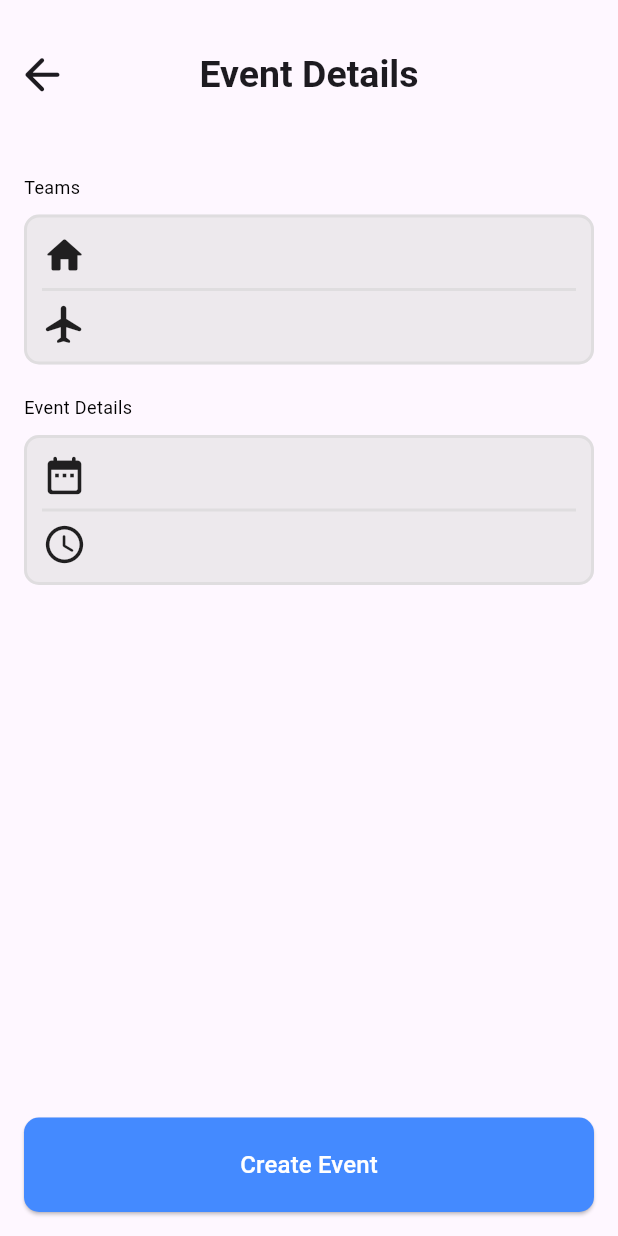
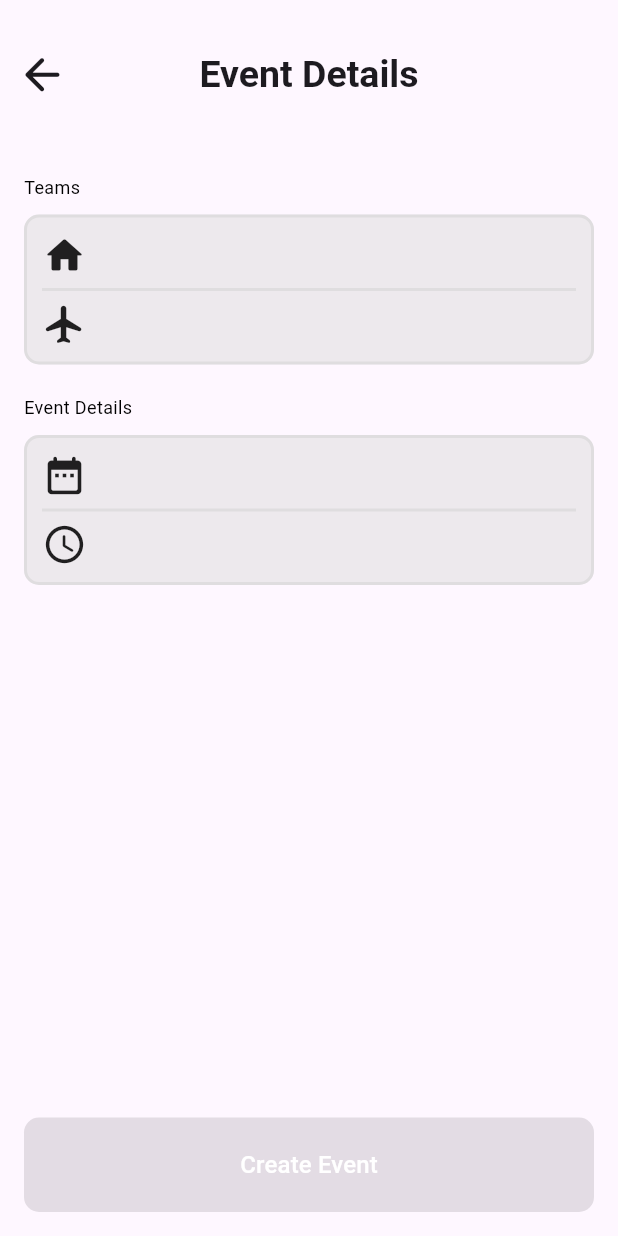
Before and after one commit to boguh/eseo_flutter_project, a Flutter app: the EventDetailsPage screen opened directly with empty values, on a phone screen of 412 x 824 dp. Run offline on Flutter 3.47's test engine with Material 3 defaults, Android fonts, the light colour scheme and no system bars; our stand-ins replace animated_custom_dropdown, cloud_firestore, firebase_core, flutter_svg, go_router, google_fonts and 3 more; missing offline and left inert: extension_google_sign_in_as_googleapis_auth, googleapis; accounts and stored records are empty.

Commit message:
null button if not authenticated

```diff
--- a/lib/pages/event_details_page.dart
+++ b/lib/pages/event_details_page.dart
@@ -1,3 +1,4 @@
+import 'package:app/widgets/google_auth_button.dart';
 import 'package:flutter/material.dart';
 import 'package:go_router/go_router.dart';
 import 'package:google_fonts/google_fonts.dart';
@@ -39,10 +40,10 @@ class EventDetailsPage extends StatelessWidget {
     ScaffoldMessenger.of(context).showSnackBar(
       const SnackBar(content: Text('Event created successfully')),
     );
-  }
+  }@override
+  Widget build(BuildContext context) {
+    bool showButton = isAuthenticated; // Votre condition ici.
 
-  @override
-  Widget build(BuildContext context) {
     return Scaffold(
       appBar: AppBar(
         toolbarHeight: 100,
@@ -59,7 +60,8 @@ class EventDetailsPage extends StatelessWidget {
             Icons.arrow_back_rounded,
             size: 35,
           ),
-          tooltip: 'Go back', onPressed: () {
+          tooltip: 'Go back',
+          onPressed: () {
             if (GoRouter.of(context).canPop()) {
               context.pop();
             } else {
@@ -75,7 +77,24 @@ class EventDetailsPage extends StatelessWidget {
           mainAxisAlignment: MainAxisAlignment.spaceBetween,
           children: [
             _buildEventDetails(),
-            ElevatedButton(
+            Visibility(
+              visible: showButton,
+              replacement: ElevatedButton(
+                onPressed: null, // Bouton désactivé (grisé)
+                style: ElevatedButton.styleFrom(
+                  minimumSize: const Size(double.infinity, 50),
+                  backgroundColor: Colors.grey, // Couleur grise
+                  padding: const EdgeInsets.symmetric(vertical: 20.0),
+                  shape: RoundedRectangleBorder(
+                    borderRadius: BorderRadius.circular(10.0),
+                  ),
+                ),
+                child: const Text(
+                  'Create Event',
+                  style: TextStyle(fontSize: 16, color: Colors.white),
+                ),
+              ),
+              child: ElevatedButton(
                 onPressed: () => _createEvent(context),
                 style: ElevatedButton.styleFrom(
                   minimumSize: const Size(double.infinity, 50),
@@ -90,11 +109,13 @@ class EventDetailsPage extends StatelessWidget {
                   style: TextStyle(fontSize: 16, color: Colors.white),
                 ),
               ),
+            ),
           ],
         ),
       ),
     );
   }
+
 
   Widget _buildEventDetails() {
     return Column(
```
Lines whose indentation alone changed are shown as unchanged.
